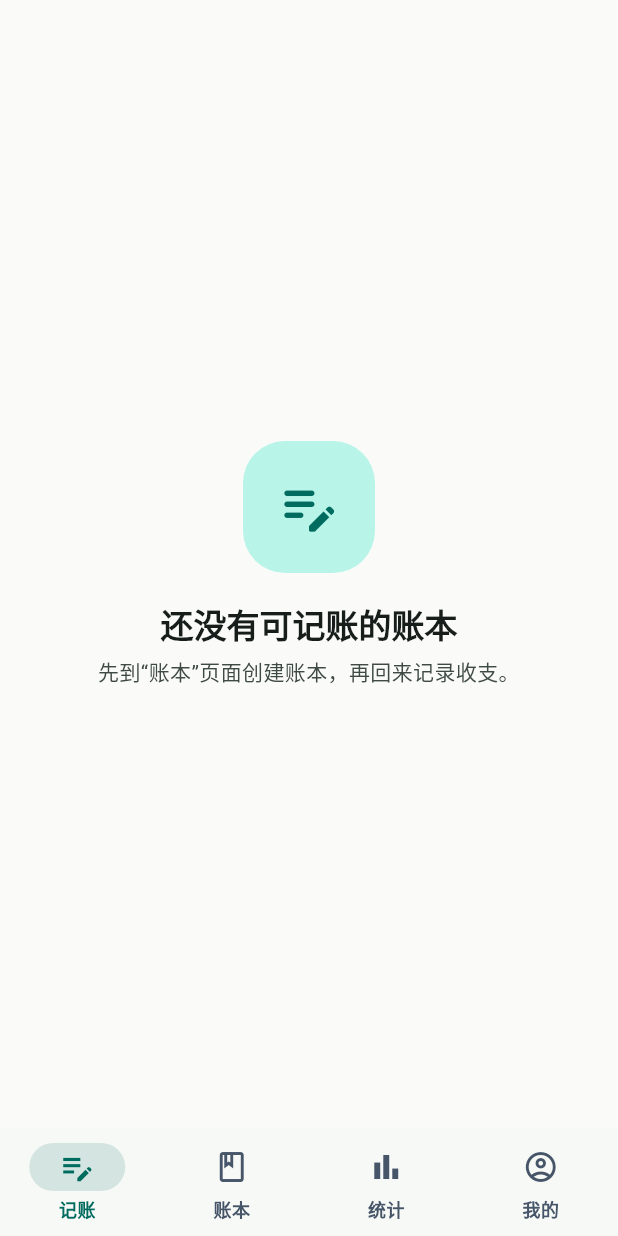
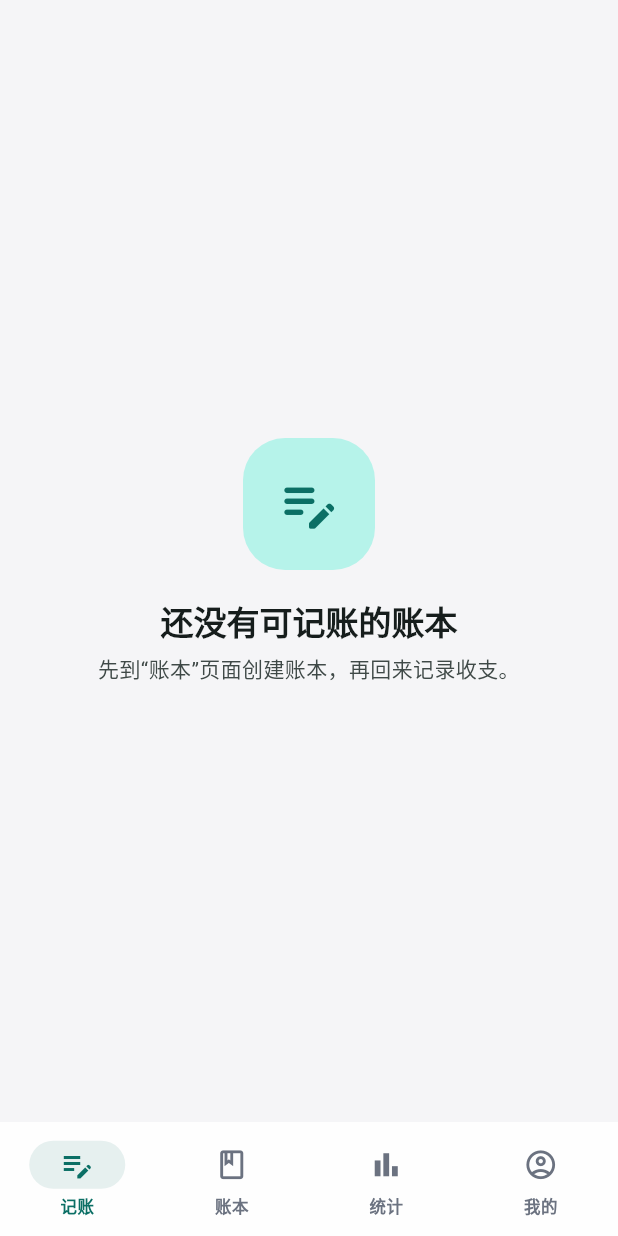
Before and after one commit to simon-996/simon_ledger_flutter, a Flutter app: the screen it shows after launch, on a phone screen of 412 x 824 dp. Run offline on Flutter 3.47's test engine with Material 3 defaults, Android fonts, the phone set to English and light mode, and no system bars; our stand-ins replace app_links, connectivity_plus, dio, fl_chart, flutter_riverpod, riverpod_annotation and 2 more; missing offline and left inert: dart:html, gal; generated files the repository leaves out were written again.

Commit message:
style: add apple calm theme baseline

```diff
--- a/lib/core/theme/app_theme.dart
+++ b/lib/core/theme/app_theme.dart
@@ -2,32 +2,32 @@ import 'package:flutter/cupertino.dart';
 import 'package:flutter/material.dart';
 
 class AppTheme {
-  static const Color primaryColor = Color(0xFF006B5F);
-  static const Color secondaryColor = Color(0xFF475569);
-  static const Color tertiaryColor = Color(0xFFB7791F);
-  static const Color errorColor = Color(0xFFDC2626);
-  static const Color successColor = Color(0xFF15803D);
-  static const Color infoColor = Color(0xFF2563EB);
+  static const Color primaryColor = Color(0xFF0B6F65);
+  static const Color secondaryColor = Color(0xFF6B7280);
+  static const Color tertiaryColor = Color(0xFFA47A32);
+  static const Color errorColor = Color(0xFFC55245);
+  static const Color successColor = Color(0xFF1F7A5C);
+  static const Color infoColor = Color(0xFF4F6F96);
 
-  static const Color surfaceColor = Color(0xFFFAFBF8);
-  static const Color surfaceContainerColor = Color(0xFFF0F4F1);
-  static const Color onSurfaceColor = Color(0xFF18201D);
+  static const Color surfaceColor = Color(0xFFF5F5F7);
+  static const Color surfaceContainerColor = Color(0xFFEFEFF4);
+  static const Color onSurfaceColor = Color(0xFF1D1D1F);
 
   static const List<Color> chartColors = [
     primaryColor,
+    Color(0xFFB85C4A),
+    infoColor,
     tertiaryColor,
-    errorColor,
-    Color(0xFF2F6FAD),
-    Color(0xFF7C5B8F),
-    Color(0xFF2B8A78),
-    Color(0xFF6B7280),
-    Color(0xFF9A6A2F),
-    Color(0xFFB4535A),
+    Color(0xFF5F8478),
+    Color(0xFF717784),
+    Color(0xFFB06C66),
+    Color(0xFF947A58),
+    Color(0xFF8B8F98),
   ];
 
-  static const double radiusSmall = 10;
-  static const double radiusMedium = 14;
-  static const double radiusLarge = 20;
+  static const double radiusSmall = 12;
+  static const double radiusMedium = 16;
+  static const double radiusLarge = 24;
   static const double pagePadding = 16;
 
   static ThemeData get lightTheme {
@@ -46,13 +46,13 @@ class AppTheme {
     final colorScheme = base.colorScheme.copyWith(
       surface: surfaceColor,
       surfaceContainerLowest: Colors.white,
-      surfaceContainerLow: const Color(0xFFF7F9F6),
+      surfaceContainerLow: const Color(0xFFF9F9FB),
       surfaceContainer: surfaceContainerColor,
-      surfaceContainerHigh: const Color(0xFFE8EFEA),
-      surfaceContainerHighest: const Color(0xFFDDE7E1),
+      surfaceContainerHigh: const Color(0xFFEDEEF2),
+      surfaceContainerHighest: const Color(0xFFE5E7EC),
       onSurface: onSurfaceColor,
-      outline: const Color(0xFF7A8580),
-      outlineVariant: const Color(0xFFD3DDD7),
+      outline: const Color(0xFF8E8E93),
+      outlineVariant: const Color(0xFFE2E3E8),
       error: errorColor,
     );
 
@@ -122,23 +122,23 @@ class AppTheme {
         space: 1,
       ),
       navigationBarTheme: NavigationBarThemeData(
-        height: 72,
+        height: 76,
         elevation: 0,
-        backgroundColor: colorScheme.surfaceContainerLow,
-        indicatorColor: primaryColor.withValues(alpha: 0.14),
+        backgroundColor: Colors.white.withValues(alpha: 0.86),
+        indicatorColor: primaryColor.withValues(alpha: 0.1),
         labelTextStyle: WidgetStateProperty.resolveWith((states) {
           final selected = states.contains(WidgetState.selected);
           return TextStyle(
             color: selected ? primaryColor : secondaryColor,
             fontWeight: selected ? FontWeight.w700 : FontWeight.w600,
-            fontSize: 12,
+            fontSize: 11,
           );
         }),
         iconTheme: WidgetStateProperty.resolveWith((states) {
           final selected = states.contains(WidgetState.selected);
           return IconThemeData(
             color: selected ? primaryColor : secondaryColor,
-            size: selected ? 25 : 24,
+            size: selected ? 24 : 23,
           );
         }),
       ),
```
Also changed, not shown: 2 other files.
